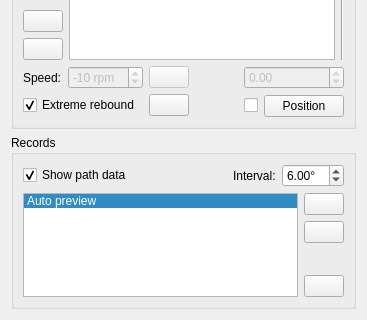
Before: the Qt Designer form core/widgets/inputs.ui in KmolYuan/Pyslvs-UI, drawn with Qt 5; both pictures show x 0 to 367 and y 284 to 604 of the 367 by 604 pixel window.
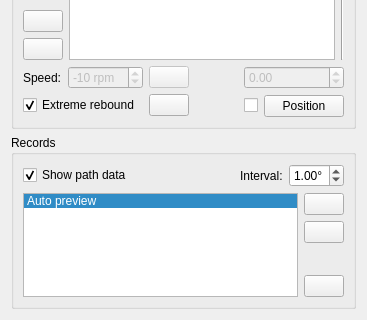
After: the same form once the commit is applied. Icons and pictures are not drawn.

Commit message: Update examples and re-design display function of main canvas.

What changed in the file:
```diff
--- a/core/widgets/inputs.ui
+++ b/core/widgets/inputs.ui
@@ -369,15 +369,18 @@
           <property name="suffix">
            <string>°</string>
           </property>
+          <property name="decimals">
+           <number>2</number>
+          </property>
           <property name="minimum">
            <double>0.500000000000000</double>
           </property>
           <property name="maximum">
-           <double>10.000000000000000</double>
-          </property>
-          <property name="value">
            <double>6.000000000000000</double>
           </property>
+          <property name="value">
+           <double>1.000000000000000</double>
+          </property>
          </widget>
         </item>
        </layout>
```
The commit also changes 5 other files.
